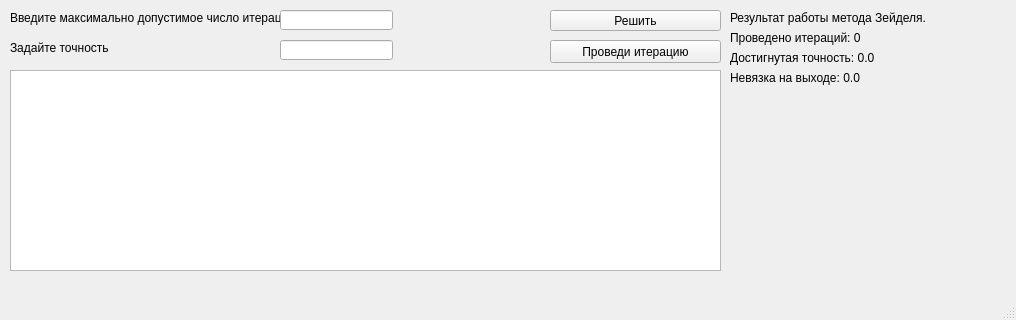
The window that interface.ui (paveladim/seidel) describes before a commit, drawn with Qt 5.
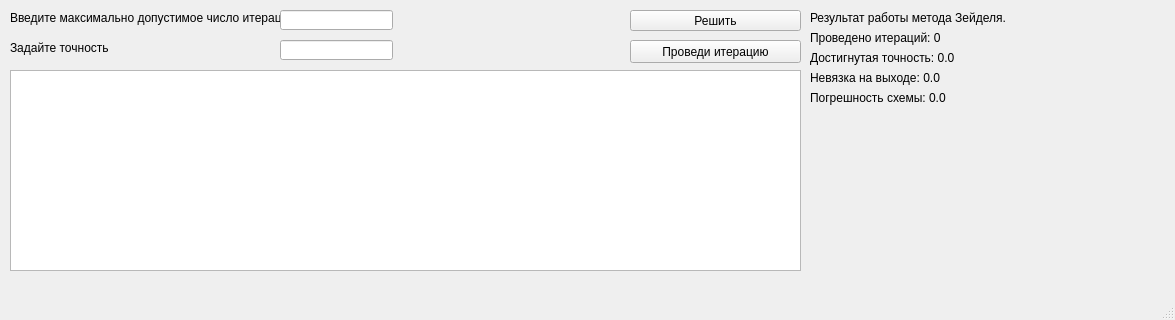
The same window after the commit.

Diff of the .ui file:
```diff
--- a/interface.ui
+++ b/interface.ui
@@ -6,7 +6,7 @@
    <rect>
     <x>0</x>
     <y>0</y>
-    <width>1016</width>
+    <width>1175</width>
     <height>320</height>
    </rect>
   </property>
@@ -19,7 +19,7 @@
      <rect>
       <x>10</x>
       <y>70</y>
-      <width>711</width>
+      <width>791</width>
       <height>201</height>
      </rect>
     </property>
@@ -27,7 +27,7 @@
    <widget class="QPushButton" name="buildSolution">
     <property name="geometry">
      <rect>
-      <x>550</x>
+      <x>630</x>
       <y>10</y>
       <width>171</width>
       <height>21</height>
@@ -40,7 +40,7 @@
    <widget class="QPushButton" name="iterate">
     <property name="geometry">
      <rect>
-      <x>550</x>
+      <x>630</x>
       <y>40</y>
       <width>171</width>
       <height>23</height>
@@ -99,9 +99,9 @@
    <widget class="QLabel" name="labelForIt">
     <property name="geometry">
      <rect>
-      <x>730</x>
+      <x>810</x>
       <y>30</y>
-      <width>171</width>
+      <width>341</width>
       <height>16</height>
      </rect>
     </property>
@@ -112,9 +112,9 @@
    <widget class="QLabel" name="labelForEpsN">
     <property name="geometry">
      <rect>
-      <x>730</x>
+      <x>810</x>
       <y>50</y>
-      <width>281</width>
+      <width>331</width>
       <height>16</height>
      </rect>
     </property>
@@ -125,9 +125,9 @@
    <widget class="QLabel" name="residualEnd">
     <property name="geometry">
      <rect>
-      <x>730</x>
+      <x>810</x>
       <y>70</y>
-      <width>281</width>
+      <width>341</width>
       <height>16</height>
      </rect>
     </property>
@@ -138,9 +138,9 @@
    <widget class="QLabel" name="results">
     <property name="geometry">
      <rect>
-      <x>730</x>
+      <x>810</x>
       <y>10</y>
-      <width>281</width>
+      <width>341</width>
       <height>16</height>
      </rect>
     </property>
@@ -148,6 +148,19 @@
      <string>Результат работы метода Зейделя.</string>
     </property>
    </widget>
+   <widget class="QLabel" name="errorScheme">
+    <property name="geometry">
+     <rect>
+      <x>810</x>
+      <y>90</y>
+      <width>351</width>
+      <height>16</height>
+     </rect>
+    </property>
+    <property name="text">
+     <string>Погрешность схемы: 0.0</string>
+    </property>
+   </widget>
   </widget>
   <widget class="QMenuBar" name="menubar">
    <property name="geometry">
```
Left out of the diff: 6 changed lines with no effect on the pictures.
